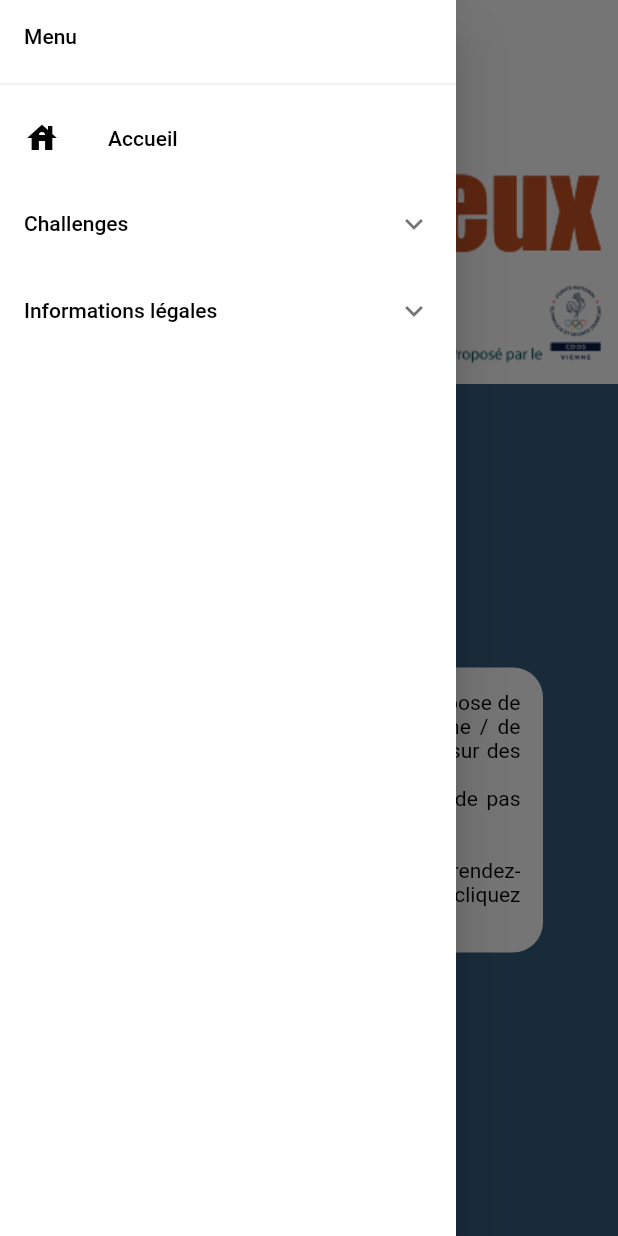
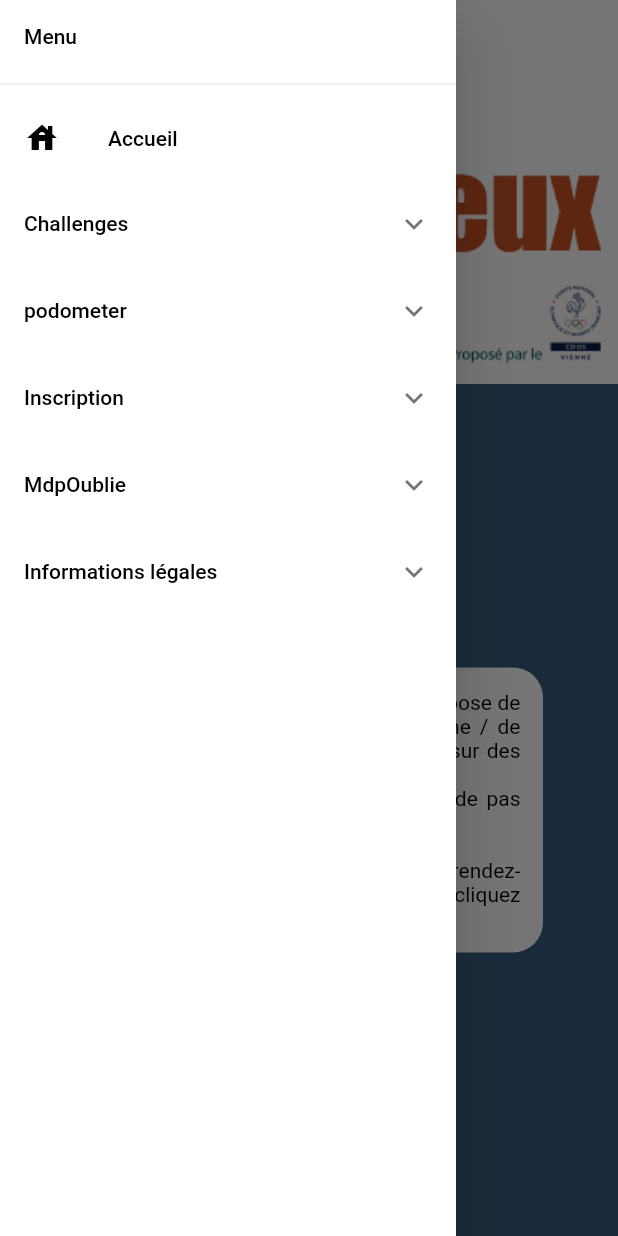
Before and after one commit to damienarrive/vienne_en_jeux, a Flutter app: the screen it shows after launch, with the side drawer open, on a phone screen of 412 x 824 dp. Run offline on Flutter 3.47's test engine with Material 2 defaults, Android fonts, the light colour scheme and no system bars; our stand-ins replace flutter_markdown, font_awesome_flutter, pedometer, percent_indicator.

Commit message:
Le pedometre.1.2

```diff
--- a/lib/main.dart
+++ b/lib/main.dart
@@ -4,6 +4,10 @@ import 'package:vienne_en_jeux/page/mentions_legales.dart';
 import 'package:vienne_en_jeux/page/politique_confidentialite.dart';
 import 'package:vienne_en_jeux/widget/navigation_drawer_widget.dart';
 import 'package:vienne_en_jeux/page/condition_generales_utilisation.dart';
+import 'package:vienne_en_jeux/page/MdpOublie.dart';
+import 'package:vienne_en_jeux/page/Inscription.dart';
+import 'package:vienne_en_jeux/page/pedometer.dart';
+
 // import 'package:scaffold_gradient_background/scaffold_gradient_background.dart';
 
 void main() {
@@ -46,6 +50,10 @@ class MyApp extends StatelessWidget {
         '/CGU': (context) => PageCGU(),
         '/PolitiqueConf': (context) => PagePolitiqueConf(),
         '/MentionsLegales': (context) => PageMentionsLegales(),
+        '/MdpOublie': (context) => MdpOublie(),
+        '/Inscription': (context) => Inscription(),
+        '/Podometer': (context) => Podometer(),
+
       },
     );
   }
--- a/lib/widget/navigation_drawer_widget.dart
+++ b/lib/widget/navigation_drawer_widget.dart
@@ -42,6 +42,51 @@ class NavigationDrawerWidget extends StatelessWidget {
             ),
             ExpansionTile(
               textColor: Colors.black,
+              childrenPadding: EdgeInsets.only(left: 30),
+              title: Text("podometer"),
+              children: <Widget>[
+                ListTile(
+                  leading:
+                  const Icon(Icons.directions_run, color: Colors.black),
+                  title: const Text('podometer'),
+                  onTap: () {
+                    Navigator.pushNamed(context, '/Podometer');
+                  },
+                ),
+              ],
+            ),
+            ExpansionTile(
+              textColor: Colors.black,
+              childrenPadding: EdgeInsets.only(left: 30),
+              title: Text("Inscription"),
+              children: <Widget>[
+                ListTile(
+                  leading:
+                  const Icon(Icons.directions_run, color: Colors.black),
+                  title: const Text('Inscription'),
+                  onTap: () {
+                    Navigator.pushNamed(context, '/Inscription');
+                  },
+                ),
+              ],
+            ),
+            ExpansionTile(
+              textColor: Colors.black,
+              childrenPadding: EdgeInsets.only(left: 30),
+              title: Text("MdpOublie"),
+              children: <Widget>[
+                ListTile(
+                  leading:
+                  const Icon(Icons.directions_run, color: Colors.black),
+                  title: const Text('MdpOublie'),
+                  onTap: () {
+                    Navigator.pushNamed(context, '/MdpOublie');
+                  },
+                ),
+              ],
+            ),
+            ExpansionTile(
+              textColor: Colors.black,
               childrenPadding: const EdgeInsets.only(left: 30),
               title: Text("Informations légales"),
               children: <Widget>[
```
Also changed, not shown: 3 other files.
